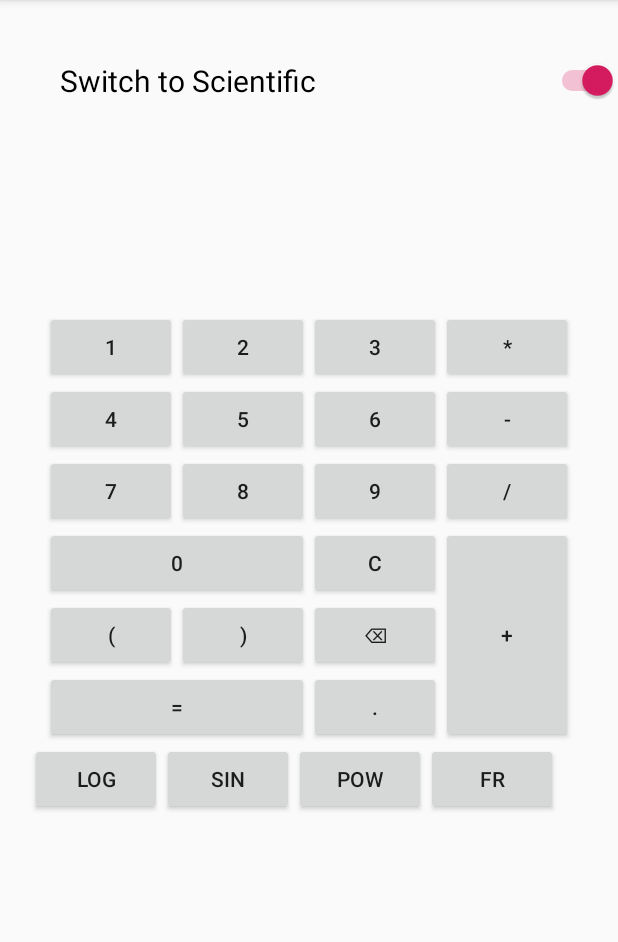
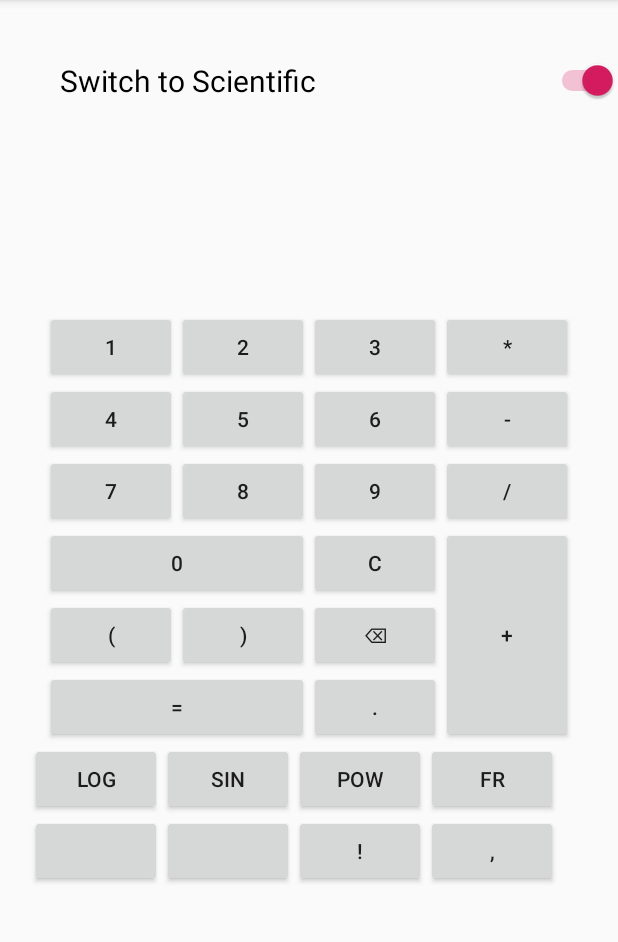
Before and after one commit to Ash3601/Android-Calculator, an Android app: the screen it shows after launch (MainActivity), after a tap on "Switch to Scientific", on a phone screen of 412 x 824 dp, the part 84-1026 px from its top. Run offline under Robolectric (Android 15) with nearby library versions, the phone set to English and light mode, and no system bars.

```diff
--- a/app/src/main/res/layout/activity_main.xml
+++ b/app/src/main/res/layout/activity_main.xml
@@ -165,7 +165,6 @@
         <Button
             android:onClick="onLog"
             android:text="log">
-
         </Button>
 
         <Button
@@ -180,8 +179,19 @@
             android:onClick="onFraction"
             android:text="fr"></Button>
 
+        <Button
+            android:text="  "></Button>
+        <Button
+            android:text="  "></Button>
+        <Button
+            android:onClick="onFactorial"
+            android:text="!"></Button>
+        <Button
+            android:onClick="onComma"
+            android:text=","></Button>
 
-        </GridLayout>
+
+    </GridLayout>
 
 
 </LinearLayout>
```
Also changed, not shown: app/src/main/java/com/example/calculator/FunctionsEvaluator.java (added, +13 -0 lines), app/src/main/java/com/example/calculator/MainActivity.java (+26 -5 lines).
